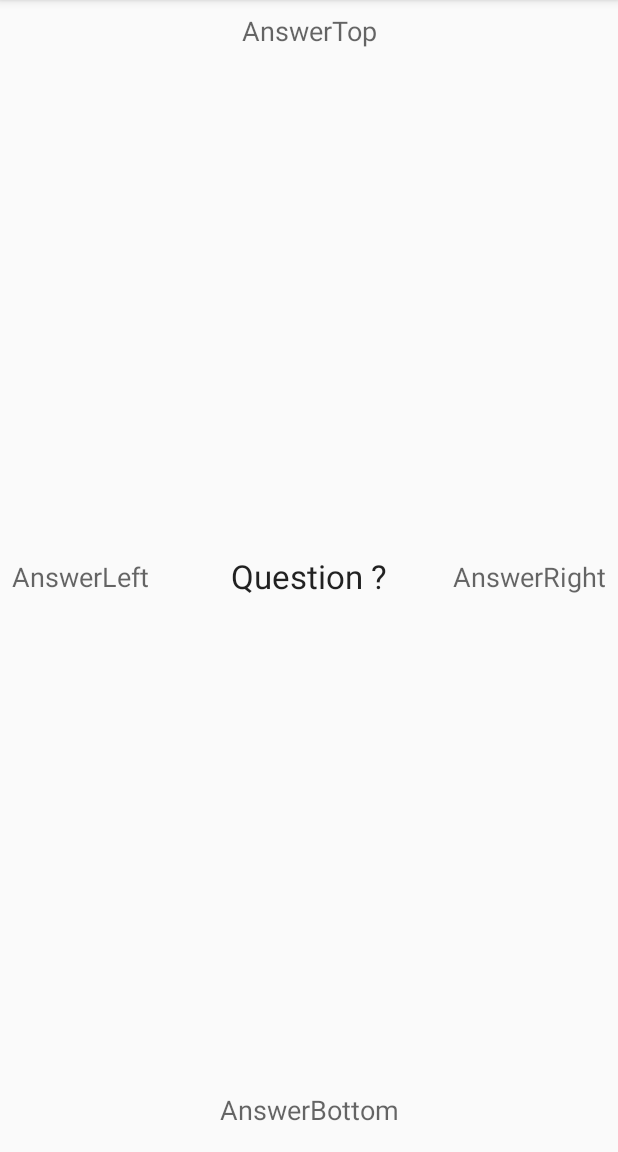
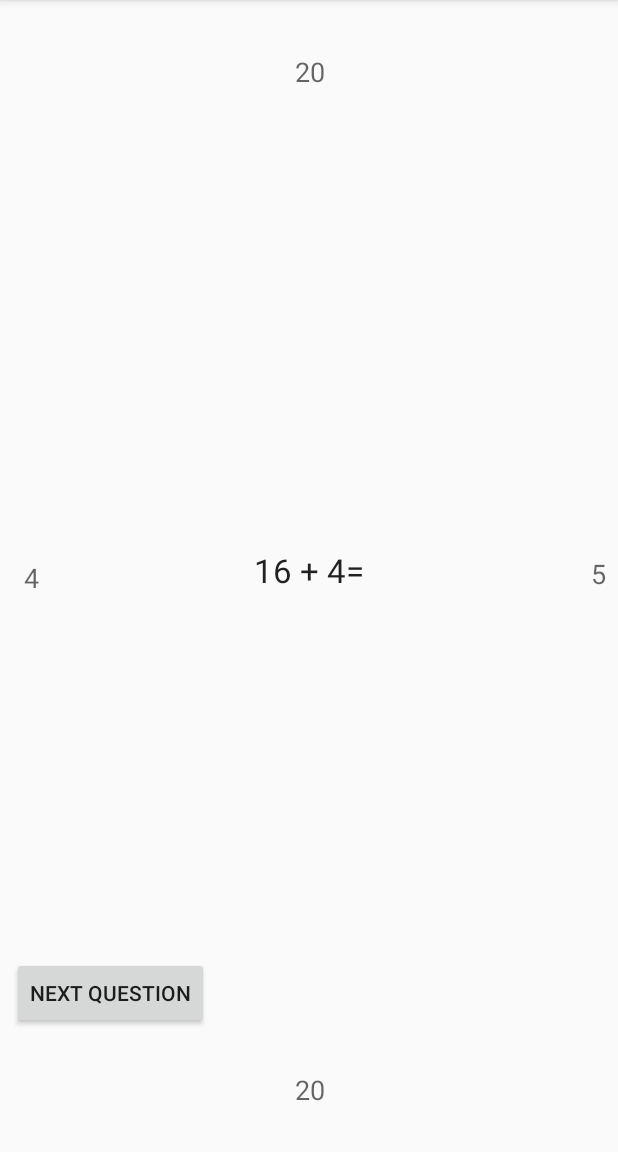
Before and after one commit to petarstanev/MathGameAndroid, an Android app: the screen it shows after launch (MainActivity), on a phone screen of 412 x 824 dp, the part 84-1236 px from its top. Run offline under Robolectric (Android 15) with nearby library versions, the light colour scheme and no system bars.

Commit message:
Add next question button

```diff
--- a/app/src/main/java/com/example/petarstanev/mathgame/MainActivity.java
+++ b/app/src/main/java/com/example/petarstanev/mathgame/MainActivity.java
@@ -11,6 +11,7 @@ import android.hardware.SensorManager;
 import android.support.v7.app.AppCompatActivity;
 import android.os.Bundle;
 import android.view.View;
+import android.widget.Button;
 import android.widget.TextView;
 
 import java.util.ArrayList;
@@ -18,17 +19,28 @@ import java.util.List;
 
 public class MainActivity extends AppCompatActivity {
     float x, y, z;
+    SensorManager sensorManager;
+    Sensor accelerometer;
+    Question question = new Question();
+    TextView textViewTop;
+    TextView textViewRight;
+    TextView textViewBottom;
+    TextView textViewLeft;
+    TextView textViewCenter;
+    Button buttonNextQuestion;
+
+    private void printQuestion(){
+        clearColors();
+        textViewCenter.setText(question.toString());
+        textViewTop.setText(String.valueOf(question.getAnswers().get(0).getNumber()));
+        textViewRight.setText(String.valueOf(question.getAnswers().get(1).getNumber()));
+        textViewBottom.setText(String.valueOf(question.getAnswers().get(2).getNumber()));
+        textViewLeft.setText(String.valueOf(question.getAnswers().get(3).getNumber()));
+    }
+
+    SensorEventListener listener = new SensorEventListener() {
 
 
-    SensorManager sensorManager;
-    Sensor accelerometer;
-    SensorEventListener listener = new SensorEventListener() {
-        TextView textViewTop;
-        TextView textViewRight;
-        TextView textViewBottom;
-        TextView textViewLeft;
-        TextView textViewCenter;
-        Question question = new Question();
 
         @Override
         public void onSensorChanged(SensorEvent event) {
@@ -38,39 +50,23 @@ public class MainActivity extends AppCompatActivity {
                 z = event.values[2];
             }
 
-            textViewTop = (TextView) findViewById(R.id.textViewTop);
-            textViewRight = (TextView) findViewById(R.id.textViewRight);
-            textViewBottom = (TextView) findViewById(R.id.textViewBottom);
-            textViewLeft = (TextView) findViewById(R.id.textViewLeft);
-            textViewCenter = (TextView) findViewById(R.id.textViewCenter);
-
 
             if (Math.abs(x) > Math.abs(y)) {
                 if (x < 0) {
-                    clearColors();
-                    textViewRight.setBackgroundColor(Color.YELLOW);
-                    textViewCenter.setText("You tilt the device right");
+                    validateAnswer(textViewRight,question.getAnswers().get(1));
                 }
                 if (x > 0) {
-                    clearColors();
-                    textViewLeft.setBackgroundColor(Color.YELLOW);
-                    textViewCenter.setText("You tilt the device left");
+                    validateAnswer(textViewLeft,question.getAnswers().get(3));
                 }
             } else {
                 if (y < 0) {
-                    clearColors();
-                    textViewTop.setBackgroundColor(Color.YELLOW);
-                    textViewCenter.setText("You tilt the device up");
+                    validateAnswer(textViewTop,question.getAnswers().get(0));
                 }
                 if (y > 0) {
-                    clearColors();
-                    textViewBottom.setBackgroundColor(Color.YELLOW);
-                    textViewCenter.setText("You tilt the device down");
+                    validateAnswer(textViewBottom,question.getAnswers().get(2));
                 }
-
             }
             if (x > (-2) && x < (2) && y > (-2) && y < (2)) {
-                clearColors();
                 textViewCenter.setText(question.toString());
             }
 
@@ -81,11 +77,12 @@ public class MainActivity extends AppCompatActivity {
 
         }
 
-        private void clearColors(){
-            textViewTop.setBackgroundColor(Color.TRANSPARENT);
-            textViewRight.setBackgroundColor(Color.TRANSPARENT);
-            textViewBottom.setBackgroundColor(Color.TRANSPARENT);
-            textViewLeft.setBackgroundColor(Color.TRANSPARENT);
+        private void validateAnswer(TextView textView, Answer answer){
+            if (answer.iscorrect()) {
+                textView.setBackgroundColor(Color.GREEN);
+            }else{
+                textView.setBackgroundColor(Color.RED);
+            }
         }
     };
 
@@ -94,8 +91,35 @@ public class MainActivity extends AppCompatActivity {
         super.onCreate(savedInstanceState);
         setContentView(R.layout.activity_main);
         sensorManager = (SensorManager) getSystemService(SENSOR_SERVICE);
+        setupTextValues();
         accelerometer = sensorManager.getDefaultSensor(Sensor.TYPE_ACCELEROMETER);
         sensorManager.registerListener(listener, accelerometer,
                 SensorManager.SENSOR_DELAY_NORMAL);
     }
+
+
+    private void setupTextValues(){
+        textViewTop = (TextView) findViewById(R.id.textViewTop);
+        textViewRight = (TextView) findViewById(R.id.textViewRight);
+        textViewBottom = (TextView) findViewById(R.id.textViewBottom);
+        textViewLeft = (TextView) findViewById(R.id.textViewLeft);
+        textViewCenter = (TextView) findViewById(R.id.textViewCenter);
+        buttonNextQuestion = (Button) findViewById(R.id.btnNextQuestion);
+
+        buttonNextQuestion.setOnClickListener( new View.OnClickListener() {
+            @Override
+            public void onClick(View v) {
+                question = new Question();
+                printQuestion();
+            }
+        });
+        printQuestion();
+    }
+
+    private void clearColors(){
+        textViewTop.setBackgroundColor(Color.TRANSPARENT);
+        textViewRight.setBackgroundColor(Color.TRANSPARENT);
+        textViewBottom.setBackgroundColor(Color.TRANSPARENT);
+        textViewLeft.setBackgroundColor(Color.TRANSPARENT);
+    }
 }
--- a/app/src/main/java/com/example/petarstanev/mathgame/Question.java
+++ b/app/src/main/java/com/example/petarstanev/mathgame/Question.java
@@ -1,4 +1,6 @@
 package com.example.petarstanev.mathgame;
+
+import android.widget.TextView;
 
 import java.util.ArrayList;
 import java.util.Collections;
@@ -9,19 +11,25 @@ import java.util.Random;
  */
 
 public class Question {
-    private ArrayList<Answer> answers;
+   private ArrayList<Answer> answers;
     private int numberOne;
     private int numberTwo;
     private char symbol;
-    Random rand;
-
-
+    private Random rand;
 
     public Question() {
         answers = new ArrayList<>();
         rand = new Random();
         generateQuestion();
         generateAnswers();
+    }
+
+    public ArrayList<Answer> getAnswers() {
+        return answers;
+    }
+
+    public void setAnswers(ArrayList<Answer> answers) {
+        this.answers = answers;
     }
 
     private void generateQuestion(){
--- a/app/src/main/res/layout/activity_main.xml
+++ b/app/src/main/res/layout/activity_main.xml
@@ -4,7 +4,9 @@
     xmlns:tools="http://schemas.android.com/tools"
     android:layout_width="match_parent"
     android:layout_height="match_parent"
-    tools:context="com.example.petarstanev.mathgame.MainActivity">
+    tools:context="com.example.petarstanev.mathgame.MainActivity"
+    tools:layout_editor_absoluteY="81dp"
+    tools:layout_editor_absoluteX="0dp">
 
     <TextView
         android:id="@+id/textViewCenter"
@@ -12,49 +14,50 @@
         android:layout_height="wrap_content"
         android:text="Question ?"
         android:textAppearance="@android:style/TextAppearance.Material.Large"
-        app:layout_constraintBottom_toBottomOf="parent"
-        app:layout_constraintLeft_toLeftOf="parent"
+        android:layout_marginBottom="8dp"
+        app:layout_constraintBottom_toTopOf="@+id/textViewBottom"
+        android:layout_marginTop="8dp"
+        app:layout_constraintTop_toBottomOf="@+id/textViewTop"
+        app:layout_constraintVertical_bias="0.488"
         app:layout_constraintRight_toRightOf="parent"
-        app:layout_constraintTop_toTopOf="parent" />
+        app:layout_constraintLeft_toLeftOf="parent" />
 
     <TextView
         android:id="@+id/textViewBottom"
         android:layout_width="wrap_content"
         android:layout_height="wrap_content"
-        android:layout_marginBottom="16dp"
-        android:layout_marginLeft="8dp"
-        android:layout_marginRight="8dp"
         android:text="AnswerBottom"
         android:textAppearance="@android:style/TextAppearance.Material.Medium"
+        app:layout_constraintRight_toRightOf="parent"
+        app:layout_constraintLeft_toLeftOf="parent"
         app:layout_constraintBottom_toBottomOf="parent"
-        app:layout_constraintLeft_toLeftOf="parent"
-        app:layout_constraintRight_toRightOf="parent" />
+        app:layout_constraintHorizontal_bias="0.501"
+        android:layout_marginBottom="29dp" />
 
     <TextView
         android:id="@+id/textViewTop"
         android:layout_width="wrap_content"
         android:layout_height="wrap_content"
-        android:layout_marginLeft="8dp"
-        android:layout_marginRight="8dp"
-        android:layout_marginTop="8dp"
         android:text="AnswerTop"
         android:textAppearance="@android:style/TextAppearance.Material.Medium"
+        app:layout_constraintRight_toRightOf="parent"
         app:layout_constraintLeft_toLeftOf="parent"
-        app:layout_constraintRight_toRightOf="parent"
-        app:layout_constraintTop_toTopOf="parent" />
+        app:layout_constraintTop_toTopOf="parent"
+        android:layout_marginTop="35dp"
+        app:layout_constraintHorizontal_bias="0.501" />
 
     <TextView
         android:id="@+id/textViewRight"
         android:layout_width="wrap_content"
         android:layout_height="wrap_content"
-        android:layout_marginBottom="8dp"
-        android:layout_marginRight="8dp"
-        android:layout_marginTop="8dp"
         android:text="AnswerRight"
         android:textAppearance="@android:style/TextAppearance.Material.Medium"
+        android:layout_marginRight="6dp"
+        app:layout_constraintRight_toRightOf="parent"
+        android:layout_marginEnd="8dp"
         app:layout_constraintBottom_toBottomOf="parent"
-        app:layout_constraintRight_toRightOf="parent"
-        app:layout_constraintTop_toTopOf="parent" />
+        app:layout_constraintTop_toTopOf="parent"
+        app:layout_constraintVertical_bias="0.498" />
 
     <TextView
         android:id="@+id/textViewLeft"
@@ -62,11 +65,22 @@
         android:layout_height="wrap_content"
         android:layout_marginBottom="8dp"
         android:layout_marginLeft="8dp"
-        android:layout_marginTop="8dp"
+        android:layout_marginStart="16dp"
         android:text="AnswerLeft"
         android:textAppearance="@android:style/TextAppearance.Material.Medium"
         app:layout_constraintBottom_toBottomOf="parent"
         app:layout_constraintLeft_toLeftOf="parent"
-        app:layout_constraintTop_toTopOf="parent" />
+        app:layout_constraintTop_toTopOf="parent"
+        app:layout_constraintVertical_bias="0.507" />
+
+    <Button
+        android:id="@+id/btnNextQuestion"
+        android:layout_width="wrap_content"
+        android:layout_height="wrap_content"
+        android:text="Next Question"
+        app:layout_constraintBottom_toBottomOf="parent"
+        android:layout_marginBottom="82dp"
+        android:layout_marginLeft="8dp"
+        app:layout_constraintLeft_toLeftOf="parent" />
 
 </android.support.constraint.ConstraintLayout>
```
